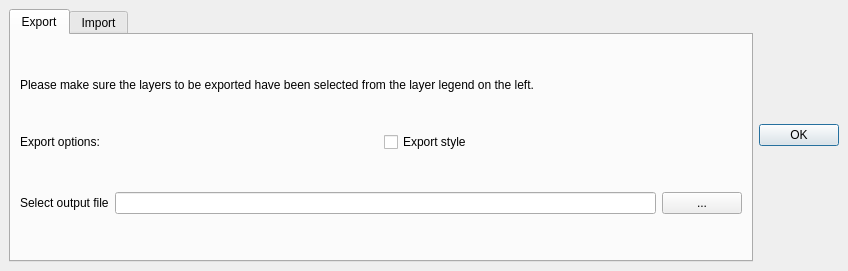
The window that beedip_dockwidget_base.ui (DodoIta/beedip) describes before a commit, drawn with Qt 5.
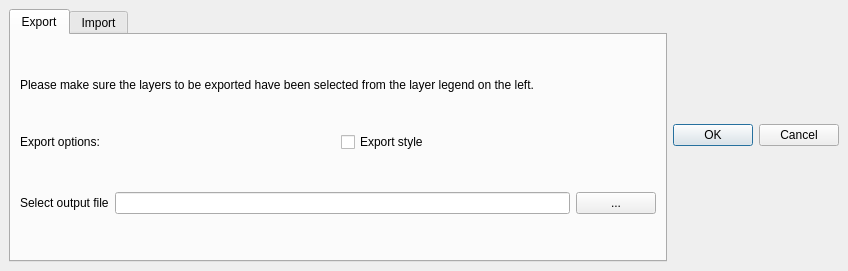
The same window after the commit.

Commit message: implemented retrieval of mouse click coordinates

Diff of the .ui file:
```diff
--- a/beedip_dockwidget_base.ui
+++ b/beedip_dockwidget_base.ui
@@ -135,7 +135,7 @@
        <enum>Qt::Horizontal</enum>
       </property>
       <property name="standardButtons">
-       <set>QDialogButtonBox::Ok</set>
+       <set>QDialogButtonBox::Cancel|QDialogButtonBox::Ok</set>
       </property>
      </widget>
     </item>
```
The commit also changes 1 other file.
